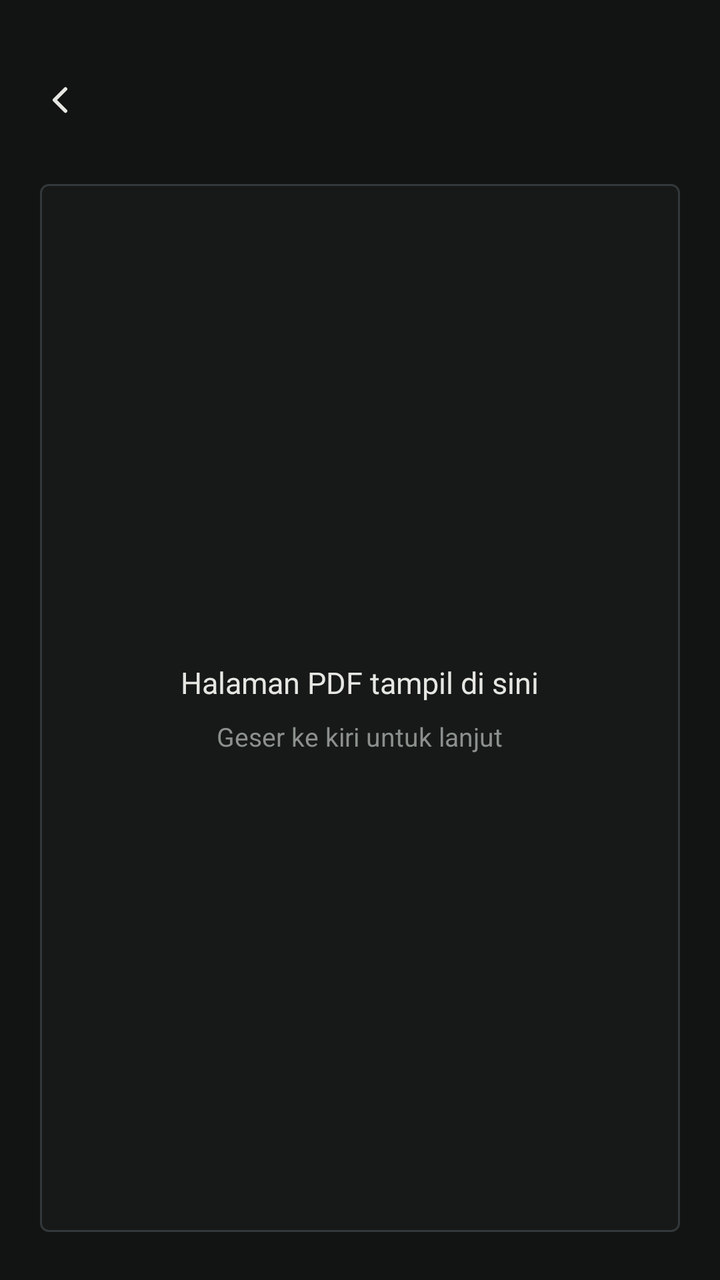
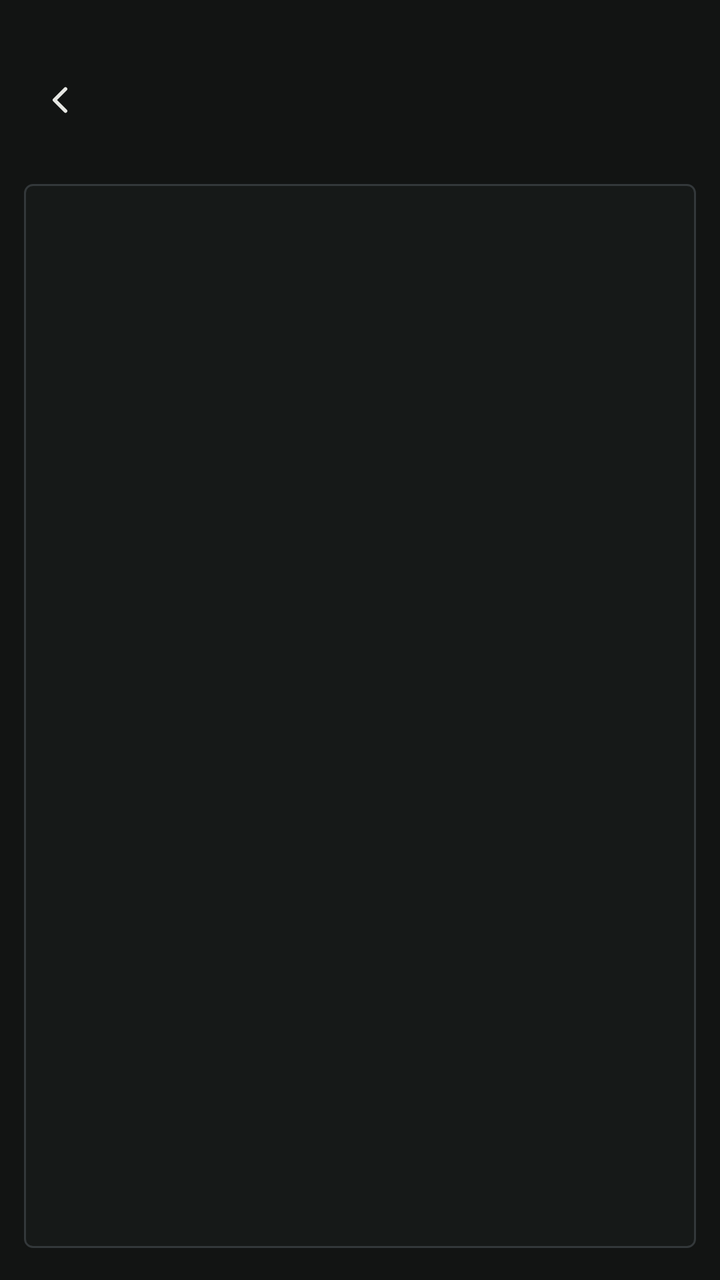

Before-and-after screenshots of an Android layout around one commit, followed by the original layout XML and the change that was made.
<!-- AndroidManifest.xml: application theme Theme.Alquran -->
<!-- res/layout/activity_reader.xml -->
<?xml version="1.0" encoding="utf-8"?>
<LinearLayout xmlns:android="http://schemas.android.com/apk/res/android"
    android:layout_width="match_parent"
    android:layout_height="match_parent"
    android:background="@color/bg"
    android:keepScreenOn="true"
    android:orientation="vertical">

    <LinearLayout
        android:layout_width="match_parent"
        android:layout_height="wrap_content"
        android:gravity="center_vertical"
        android:orientation="horizontal"
        android:paddingStart="8dp"
        android:paddingTop="28dp"
        android:paddingEnd="8dp"
        android:paddingBottom="12dp">

        <ImageButton
            android:id="@+id/back"
            android:layout_width="44dp"
            android:layout_height="44dp"
            android:background="@drawable/bg_ripple"
            android:contentDescription="@string/kembali"
            android:src="@drawable/ic_back" />

        <TextView
            android:id="@+id/title"
            android:layout_width="0dp"
            android:layout_height="wrap_content"
            android:layout_marginStart="4dp"
            android:layout_weight="1"
            android:fontFamily="@font/cardo_bold"
            android:textColor="@color/text"
            android:textSize="20sp" />
    </LinearLayout>

    <LinearLayout
        android:layout_width="match_parent"
        android:layout_height="0dp"
        android:layout_marginStart="20dp"
        android:layout_marginTop="8dp"
        android:layout_marginEnd="20dp"
        android:layout_marginBottom="24dp"
        android:layout_weight="1"
        android:background="@drawable/bg_page"
        android:gravity="center"
        android:orientation="vertical">

        <TextView
            android:layout_width="wrap_content"
            android:layout_height="wrap_content"
            android:text="@string/halaman_pdf"
            android:textColor="@color/text"
            android:textSize="15sp" />

        <TextView
            android:layout_width="wrap_content"
            android:layout_height="wrap_content"
            android:layout_marginTop="8dp"
            android:text="@string/geser_kiri"
            android:textColor="@color/muted"
            android:textSize="13sp" />
    </LinearLayout>
</LinearLayout>
<!-- resources referenced by this layout -->
<resources>
  <color name="bg">#121413</color>
  <color name="muted">#8B908C</color>
  <color name="text">#E6E7E3</color>
  <!-- drawable bg_page (drawable) -->
  <?xml version="1.0" encoding="utf-8"?>
  <shape xmlns:android="http://schemas.android.com/apk/res/android"
      android:shape="rectangle">
      <solid android:color="@color/page" />
      <stroke
          android:width="1dp"
          android:color="@color/frame" />
      <corners android:radius="4dp" />
  </shape>
  <!-- drawable bg_ripple (drawable) -->
  <?xml version="1.0" encoding="utf-8"?>
  <ripple xmlns:android="http://schemas.android.com/apk/res/android"
      android:color="@color/surface">
      <item android:id="@android:id/mask">
          <color android:color="@color/text" />
      </item>
  </ripple>
  <!-- drawable ic_back (drawable) -->
  <?xml version="1.0" encoding="utf-8"?>
  <vector xmlns:android="http://schemas.android.com/apk/res/android"
      android:width="22dp"
      android:height="22dp"
      android:viewportWidth="24"
      android:viewportHeight="24">
      <path
          android:pathData="M15,6l-6,6l6,6"
          android:strokeColor="@color/text"
          android:strokeWidth="2"
          android:strokeLineCap="round"
          android:strokeLineJoin="round" />
  </vector>
  <string name="geser_kiri">Geser ke kiri untuk lanjut</string>
  <string name="halaman_pdf">Halaman PDF tampil di sini</string>
  <string name="kembali">Kembali</string>
  <style name="Theme.Alquran" parent="Theme.AppCompat.NoActionBar">
          <item name="android:windowBackground">@color/bg</item>
          <item name="android:statusBarColor">@color/bg</item>
          <item name="android:navigationBarColor">@color/bg</item>
          <item name="android:windowLightStatusBar">false</item>
      </style>
  <color name="page">#161918</color>
  <color name="frame">#33383A</color>
  <color name="surface">#1A1D1B</color>
</resources>

<!-- the commit's change to res/layout/activity_reader.xml (unified diff, before → after) -->
@@ -33,33 +33,38 @@
             android:fontFamily="@font/cardo_bold"
             android:textColor="@color/text"
             android:textSize="20sp" />
-    </LinearLayout>
-
-    <LinearLayout
-        android:layout_width="match_parent"
-        android:layout_height="0dp"
-        android:layout_marginStart="20dp"
-        android:layout_marginTop="8dp"
-        android:layout_marginEnd="20dp"
-        android:layout_marginBottom="24dp"
-        android:layout_weight="1"
-        android:background="@drawable/bg_page"
-        android:gravity="center"
-        android:orientation="vertical">
 
         <TextView
+            android:id="@+id/halaman"
             android:layout_width="wrap_content"
             android:layout_height="wrap_content"
-            android:text="@string/halaman_pdf"
-            android:textColor="@color/text"
-            android:textSize="15sp" />
-
-        <TextView
-            android:layout_width="wrap_content"
-            android:layout_height="wrap_content"
-            android:layout_marginTop="8dp"
-            android:text="@string/geser_kiri"
+            android:layout_marginEnd="12dp"
             android:textColor="@color/muted"
             android:textSize="13sp" />
     </LinearLayout>
+
+    <FrameLayout
+        android:layout_width="match_parent"
+        android:layout_height="0dp"
+        android:layout_marginStart="12dp"
+        android:layout_marginTop="8dp"
+        android:layout_marginEnd="12dp"
+        android:layout_marginBottom="16dp"
+        android:layout_weight="1"
+        android:background="@drawable/bg_page">
+
+        <androidx.viewpager2.widget.ViewPager2
+            android:id="@+id/pager"
+            android:layout_width="match_parent"
+            android:layout_height="match_parent" />
+
+        <TextView
+            android:id="@+id/pesan"
+            android:layout_width="wrap_content"
+            android:layout_height="wrap_content"
+            android:layout_gravity="center"
+            android:textColor="@color/muted"
+            android:textSize="15sp"
+            android:visibility="gone" />
+    </FrameLayout>
 </LinearLayout>
<!-- resource entries referenced after the edit -->
@@ -35,8 +35,6 @@
           android:strokeLineCap="round"
           android:strokeLineJoin="round" />
   </vector>
-  <string name="geser_kiri">Geser ke kiri untuk lanjut</string>
-  <string name="halaman_pdf">Halaman PDF tampil di sini</string>
   <string name="kembali">Kembali</string>
   <style name="Theme.Alquran" parent="Theme.AppCompat.NoActionBar">
           <item name="android:windowBackground">@color/bg</item>
